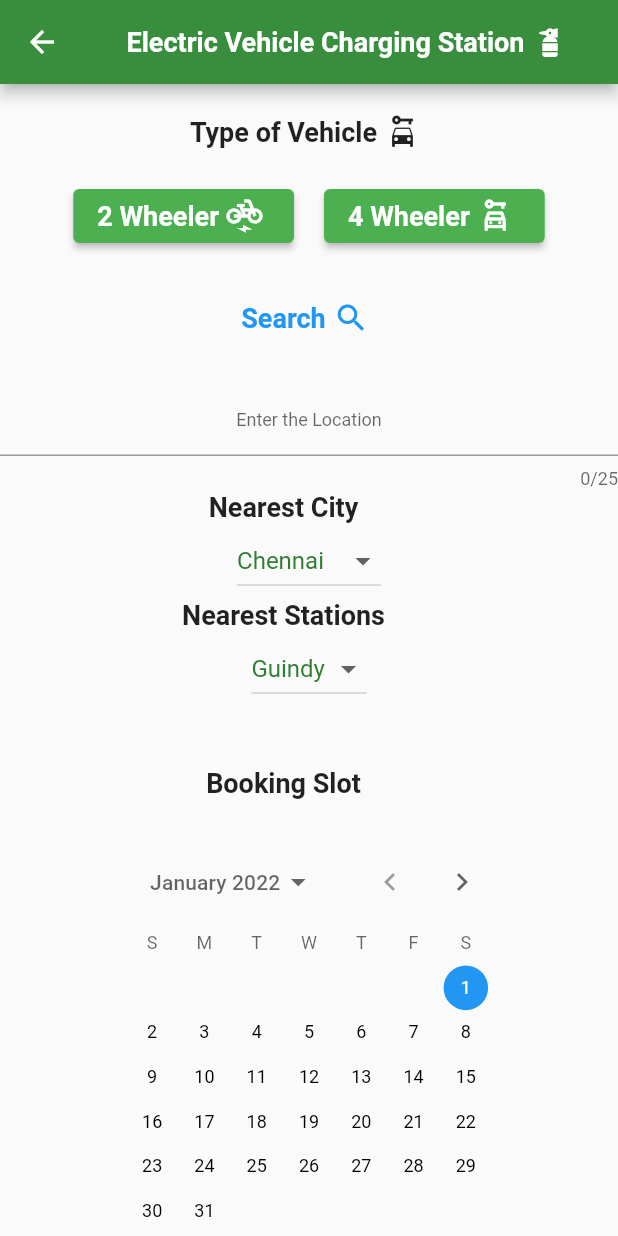
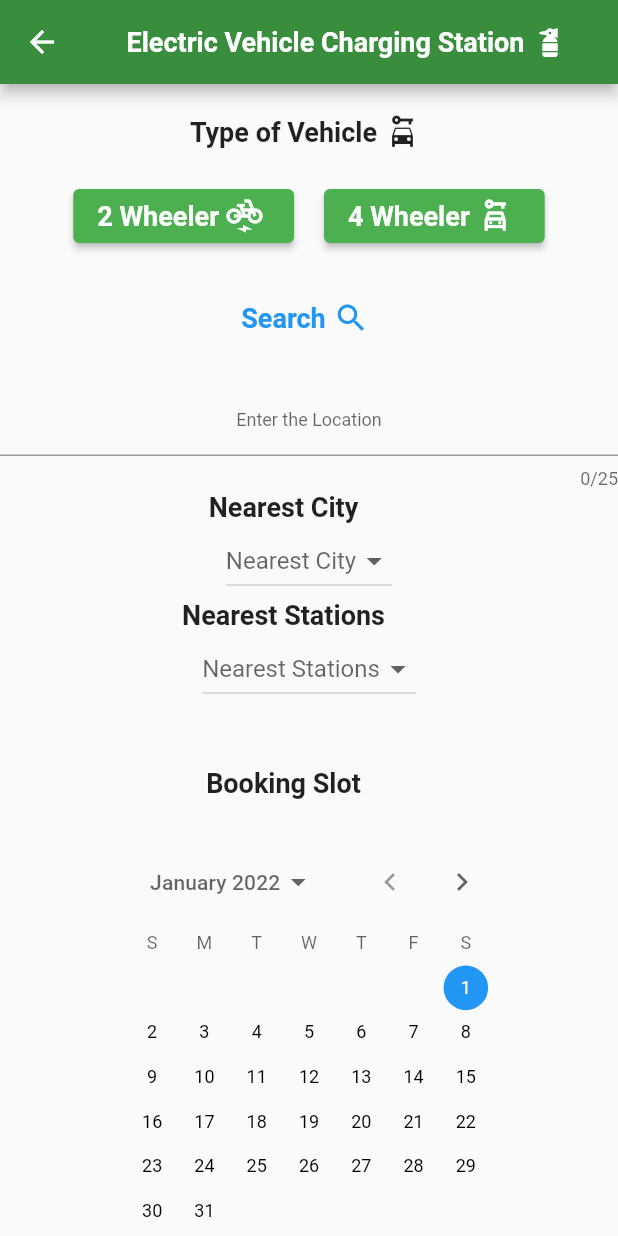
Before and after one commit to VenkatSAIWorld/EV-Project, a Flutter app: the MyApp screen opened directly, on a phone screen of 412 x 824 dp. Run offline on Flutter 3.47's test engine with Material 2 defaults, Android fonts, the phone set to English and light mode, and no system bars; our stand-ins replace flutter_local_notifications, rxdart, sqflite; accounts and stored records are empty; network calls fail.

Commit message:
Update dropdownplaces.dart

```diff
--- a/ev_project/lib/slot/dropdownplaces.dart
+++ b/ev_project/lib/slot/dropdownplaces.dart
@@ -15,8 +15,8 @@ class _DropDownPlacesState extends State<DropDownPlaces> {
     "Bangalore": ["Koramangala", "Madiwala", "Santhi Nagar"]
   };
 
-  var cty = "Chennai";
-  var loc = "Guindy";
+  var cty;
+  var loc;
   var index = 0;
 
   _count() {
@@ -32,8 +32,9 @@ class _DropDownPlacesState extends State<DropDownPlaces> {
         children: [
           Container(
             child: DropdownButton(
+              hint: Text("Nearest City"),
               value: cty,
-              items: Cities.map<DropdownMenuItem<String>>(
+              items: locations_City_list.map<DropdownMenuItem<String>>(
                 (String? value1) {
                   return DropdownMenuItem(
                     value: value1,
@@ -44,31 +45,35 @@ class _DropDownPlacesState extends State<DropDownPlaces> {
                   );
                 },
               ).toList(),
-              onChanged: (String? val) {
+              onChanged: (val) async {
                 setState(() {
-                  cty = val!;
+                  cty = val;
                 });
+                if (locations_City_list.contains(cty)) {
+                  index = locations_City_list.lastIndexOf(cty);
+                }
               },
             ),
           ),
           Ev("Nearest Stations"),
           Container(
             child: DropdownButton(
+              hint: Text("Nearest Stations"),
               value: loc,
-              items: locations[cty].map<DropdownMenuItem<String>>(
-                (String? value2) {
+              items: loc_list[index].Places?.map<DropdownMenuItem<String>>(
+                (value) {
                   return DropdownMenuItem(
-                    value: value2,
+                    value: value,
                     child: Text(
-                      value2!,
+                      value,
                       style: TextStyle(color: Colors.green[800]),
                     ),
                   );
                 },
               ).toList(),
-              onChanged: (String? val2) {
+              onChanged: (val2) {
                 setState(() {
-                  loc = val2!;
+                  loc = val2;
                 });
               },
             ),
@@ -78,3 +83,34 @@ class _DropDownPlacesState extends State<DropDownPlaces> {
     );
   }
 }
+
+class Locations {
+  String? City;
+  List? Places;
+  Locations({this.City, this.Places});
+}
+
+Locations loc1 =
+    Locations(City: "Chennai", Places: ["TNagar", "Saidapet", "Guindy"]);
+Locations loc2 = Locations(
+    City: "Bangalore", Places: ["Koramangala", "Madiwala", "Shanthi Nagar"]);
+Locations loc3 = Locations(
+    City: "Trichy",
+    Places: ["Chattiram Bus Stand", "Somarasempettai", "Sri Rangam"]);
+Locations loc4 = Locations(
+    City: "Madurai", Places: ["Periyar Bus Stand", "Thirumangalam", "Mallur"]);
+Locations loc5 =
+    Locations(City: "Salem", Places: ["Ammapettai", "Suramangalam", "5 Roads"]);
+Locations loc6 =
+    Locations(City: "Coimbatore", Places: ["Gandhipuram", "Ukkadam", "Sulur"]);
+
+List<String> locations_City_list = [
+  loc1.City!,
+  loc2.City!,
+  loc3.City!,
+  loc4.City!,
+  loc5.City!,
+  loc6.City!
+];
+
+List<Locations> loc_list = [loc1, loc2, loc3, loc4, loc5, loc6];
```
